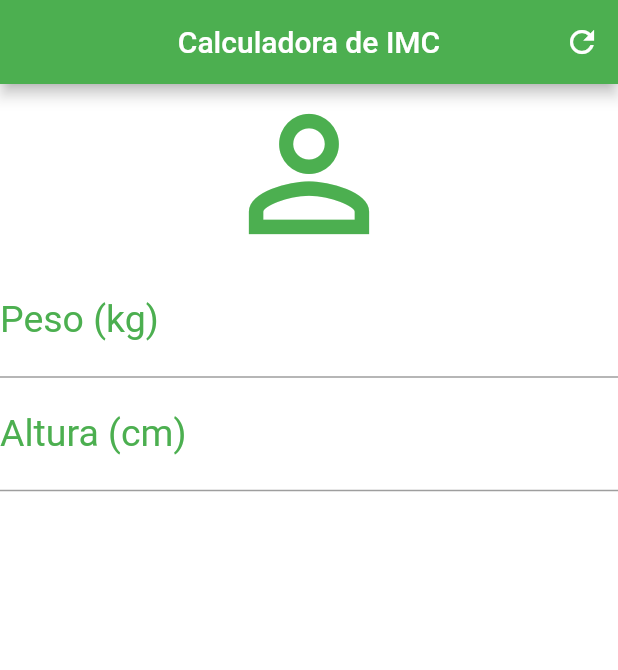
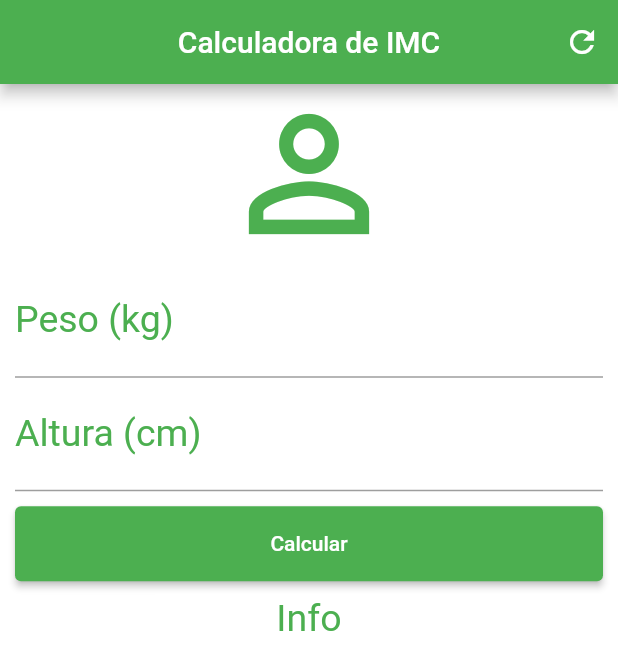
Before and after one commit to gab618/flutter_imc, a Flutter app: the screen it shows after launch, on a phone screen of 412 x 824 dp. Shown: the top 670 px of the screen. Run offline on Flutter 3.47's test engine with Material 2 defaults, Android fonts, the phone set to English and light mode, and no system bars.

Commit message:
ScrollView and ElevatedButton

```diff
--- a/lib/main.dart
+++ b/lib/main.dart
@@ -30,7 +30,9 @@ class _HomeState extends State<Home> {
         ],
       ),
       backgroundColor: Colors.white,
-      body: Column(
+      body: SingleChildScrollView(
+        padding: EdgeInsets.fromLTRB(10.0, 0.0, 10.0, 0.0),
+        child: Column(
           crossAxisAlignment: CrossAxisAlignment.stretch,
           children: [
             Icon(Icons.person_outline, size: 120.0, color: Colors.green),
@@ -38,21 +40,41 @@ class _HomeState extends State<Home> {
               keyboardType: TextInputType.number,
               decoration: InputDecoration(
                 labelText: "Peso (kg)",
-              labelStyle: TextStyle(color: Colors.green)
+                labelStyle: TextStyle(color: Colors.green),
               ),
               textAlign: TextAlign.center,
-            style: TextStyle(color: Colors.green, fontSize: 25.0)
+              style: TextStyle(color: Colors.green, fontSize: 25.0),
             ),
             TextField(
               keyboardType: TextInputType.number,
               decoration: InputDecoration(
                 labelText: "Altura (cm)",
-              labelStyle: TextStyle(color: Colors.green)
+                labelStyle: TextStyle(color: Colors.green),
               ),
               textAlign: TextAlign.center,
-            style: TextStyle(color: Colors.green, fontSize: 25.0)
+              style: TextStyle(color: Colors.green, fontSize: 25.0),
+            ),
+            Padding(
+              padding: const EdgeInsets.only(top: 10, bottom: 10),
+              child: Container(
+                height: 50.0,
+                child: ElevatedButton(
+                  onPressed: () {},
+                  child: Text(
+                    "Calcular",
+                    style: TextStyle(color: Colors.white),
+                  ),
+                  style: ElevatedButton.styleFrom(primary: Colors.green),
+                ),
+              ),
+            ),
+            Text(
+              "Info",
+              textAlign: TextAlign.center,
+              style: TextStyle(color: Colors.green, fontSize: 25.0),
             ),
           ],
+        ),
       ),
     );
   }
```
Also changed, not shown: 1 other file. Lines whose indentation alone changed are shown as unchanged.
